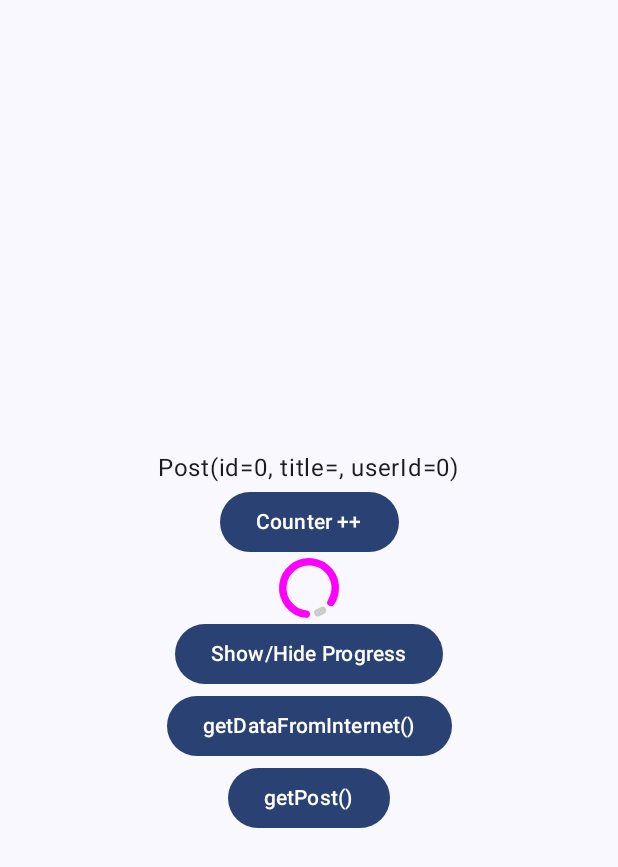
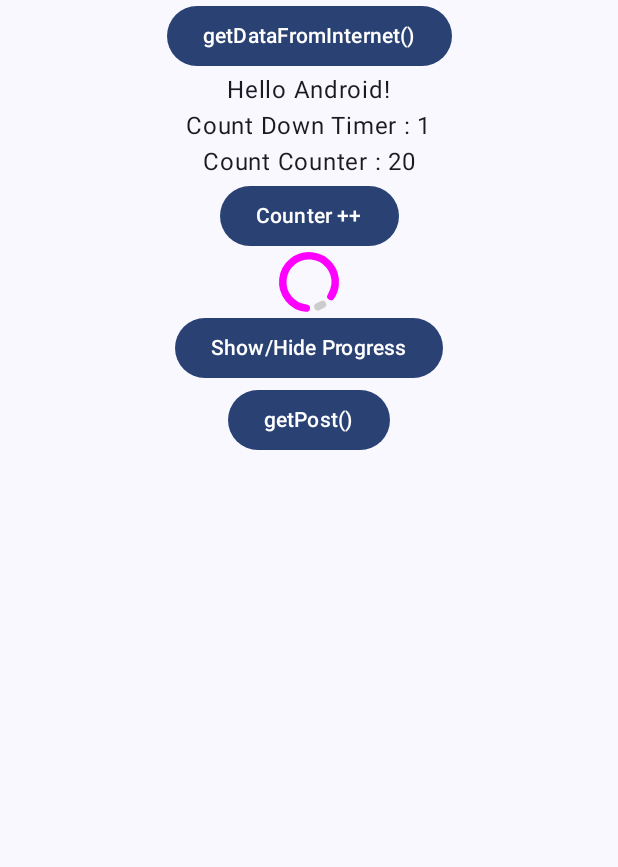
Before and after one commit to kunaldalwadi/FlowDemo, an Android app built with Jetpack Compose: the screen it shows after launch (MainActivity), on a phone screen of 412 x 824 dp. Shown: the top 867 px of the screen. Run offline under Robolectric (Android 15) with nearby library versions, the phone set to English and light mode, and no system bars.

Commit message:
comments and explanation

```diff
--- a/app/src/main/java/com/example/flowdemo/network/Result.kt
+++ b/app/src/main/java/com/example/flowdemo/network/Result.kt
@@ -1,4 +1,8 @@
 package com.example.flowdemo.network
+
+/**
+ * Custom Result class to be used as wrapper for the response from the API or Room Database.
+ */
 
 sealed class Result<out R> {
     data class Success<out T>(val data: T) : Result<T>()
--- a/app/src/main/java/com/example/flowdemo/repository/DataRepository.kt
+++ b/app/src/main/java/com/example/flowdemo/repository/DataRepository.kt
@@ -35,8 +35,7 @@ class DataRepository(
         return withContext(Dispatchers.IO) {
             flow {
                 try {
-                    emit(Result.Loading)
-//                    emit(Result.Success(ApiClient.apiService.getPosts()))
+                    emit(Result.Success(ApiClient.apiService.getPosts()))
                 } catch (e: Exception) {
                     emit(Result.Error(Exception("Network was not really responding !!")))
                 }
--- a/app/src/main/java/com/example/flowdemo/ui/screens/MainActivity.kt
+++ b/app/src/main/java/com/example/flowdemo/ui/screens/MainActivity.kt
@@ -1,6 +1,7 @@
 package com.example.flowdemo.ui.screens
 
 import android.os.Bundle
+import android.util.Log
 import androidx.activity.ComponentActivity
 import androidx.activity.compose.setContent
 import androidx.activity.enableEdgeToEdge
@@ -29,12 +30,15 @@ import androidx.compose.ui.graphics.Color
 import androidx.compose.ui.tooling.preview.Preview
 import androidx.compose.ui.unit.dp
 import androidx.lifecycle.ViewModelProvider
+import androidx.lifecycle.compose.collectAsStateWithLifecycle
 import com.example.flowdemo.data.Post
 import com.example.flowdemo.repository.DataRepository
 import com.example.flowdemo.ui.theme.FlowDemoTheme
 import com.example.flowdemo.ui.viewmodels.MainViewModel
 import com.example.flowdemo.ui.viewmodels.MainViewModelFactory
 import kotlinx.coroutines.Dispatchers
+
+private val TAG = MainActivity::class.java.simpleName
 
 class MainActivity : ComponentActivity() {
 
@@ -72,18 +76,30 @@ fun Greeting(
     Box(
         modifier = modifier
             .fillMaxSize()
-        //.verticalScroll(rememberScrollState())
     ) {
         Column(
             horizontalAlignment = Alignment.CenterHorizontally,
             verticalArrangement = Arrangement.Center,
-            modifier = modifier.fillMaxWidth().verticalScroll(rememberScrollState())
+            modifier = modifier
+                .fillMaxWidth()
+                .verticalScroll(rememberScrollState())
         ) {
+            Button(
+                onClick = {
+//                    mainViewModel.getDataFromInternet()
+                    mainViewModel.getDataFlowFromInternet()
+                }
+            ) {
+                Text(text = "getDataFromInternet()")
+            }
             val postsList = mainViewModel.data.collectAsState().value
             val error = mainViewModel.error.collectAsState().value
-            if (! postsList.isEmpty() || (error == null || error.isEmpty())) {
+
+            if (error == null && postsList.isNotEmpty()) {
                 LazyColumn(
-                    modifier = Modifier.height(300.dp).width(250.dp)
+                    modifier = Modifier
+                        .height(300.dp)
+                        .width(250.dp)
                 ) {
                     items(postsList) { post ->
                         PostListItemView(
@@ -92,26 +108,29 @@ fun Greeting(
                         )
                     }
                 }
-            } else {
+            }
+            if (mainViewModel.postData.collectAsState().value.toString() != "null") {
                 Text(
-                    text = mainViewModel.error.collectAsState().value.toString()
+                    text = mainViewModel.postData.collectAsState().value.toString()
                 )
             }
             Text(
-                text = mainViewModel.postData.collectAsState().value.toString()
+                text = "Hello $name!",
+                modifier = modifier
             )
-//            Text(
-//                text = "Hello $name!",
-//                modifier = modifier
-//            )
-//            Text(
-//                text = "Count Down Timer : ${mainViewModel.countDownTimerDemo.collectAsState(999).value}",
-//                modifier = modifier
-//            )
-//            Text(
-//                text = "Count Counter : ${mainViewModel.count.collectAsState().value}",
-//                modifier = modifier
-//            )
+            Text(
+                //Dont know how to use the initialValue here.
+                text = "Count Down Timer : ${
+                    mainViewModel.countDownTimerDemo.collectAsStateWithLifecycle(
+                        25
+                    ).value
+                }",
+                modifier = modifier
+            )
+            Text(
+                text = "Count Counter : ${mainViewModel.count.collectAsState().value}",
+                modifier = modifier
+            )
             Button(
                 onClick = { mainViewModel.updateCount() },
                 modifier = modifier
@@ -129,14 +148,6 @@ fun Greeting(
                 onClick = { mainViewModel.toggleProgress() }
             ) {
                 Text(text = "Show/Hide Progress")
-            }
-            Button(
-                onClick = {
-//                    mainViewModel.getDataFromInternet()
-                    mainViewModel.getDataFlowFromInternet()
-                }
-            ) {
-                Text(text = "getDataFromInternet()")
             }
             Button(
                 onClick = {
--- a/app/src/main/java/com/example/flowdemo/ui/viewmodels/MainViewModel.kt
+++ b/app/src/main/java/com/example/flowdemo/ui/viewmodels/MainViewModel.kt
@@ -36,7 +36,7 @@ class MainViewModel(
 
     //when you create a flow using a builder,
     //you will have to give an initial value when you call it in MainActivity.
-    val countDownTimerDemo = flow<Int> {
+    val countDownTimerDemo = flow {
         val startingValue = 10
         var currentValue = startingValue
         while (currentValue > 0) {
@@ -47,10 +47,6 @@ class MainViewModel(
     }
 
 
-    /*
-    Current understanding : the methods/function that is going to update the value of the flow,
-    should not be private since they will be accessed by the UI layer/screens/UI elements
-    */
     fun updateCount() {
 
         //one of the way to update the value of flow
@@ -72,7 +68,7 @@ class MainViewModel(
     private val _data = MutableStateFlow<List<Post>>(emptyList())
     val data: StateFlow<List<Post>> = _data.asStateFlow()
 
-    private val _error = MutableStateFlow<String?>("")
+    private val _error = MutableStateFlow<String?>(null)
     val error: StateFlow<String?> = _error.asStateFlow()
 
     fun getDataFromInternet() {
@@ -103,6 +99,7 @@ class MainViewModel(
                 when(it) {
                     is Result.Success -> {
                         _data.value = it.data
+                        _error.value = null
                     }
                     is Result.Error -> {
                         _error.value = it.exception.message
@@ -116,8 +113,17 @@ class MainViewModel(
     }
 
 
-    private val _postData = MutableStateFlow<Post>(Post(0, "", 0))
-    val postData: StateFlow<Post> = _postData.asStateFlow()
+    /**
+     *  Best Practices from google docs :
+     *  1. The ViewModel should create coroutines
+     *  2. Don't expose mutable types
+     *  3. The data and business layer should expose suspend functions and Flows
+     *  4. Creating coroutines in the business and data layer
+     *  5. Inject Dispatchers
+     */
+
+    private val _postData = MutableStateFlow<Post?>(null)
+    val postData: StateFlow<Post?> = _postData.asStateFlow()
 
     fun getSpecificPost() {
         viewModelScope.launch {
```
